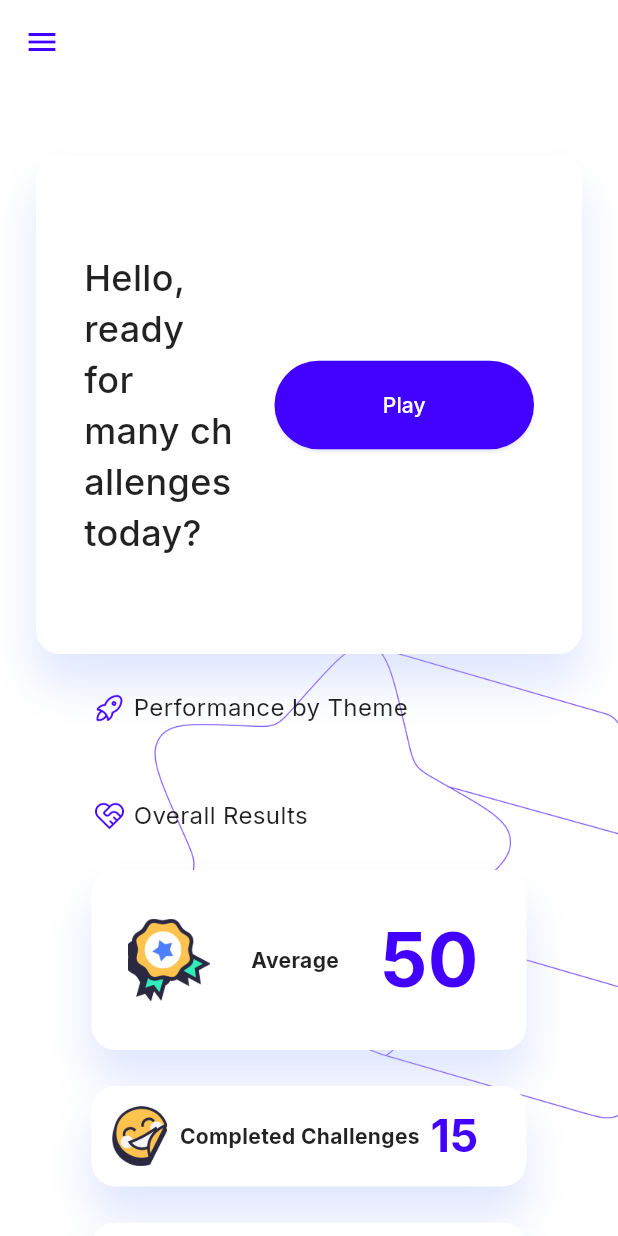
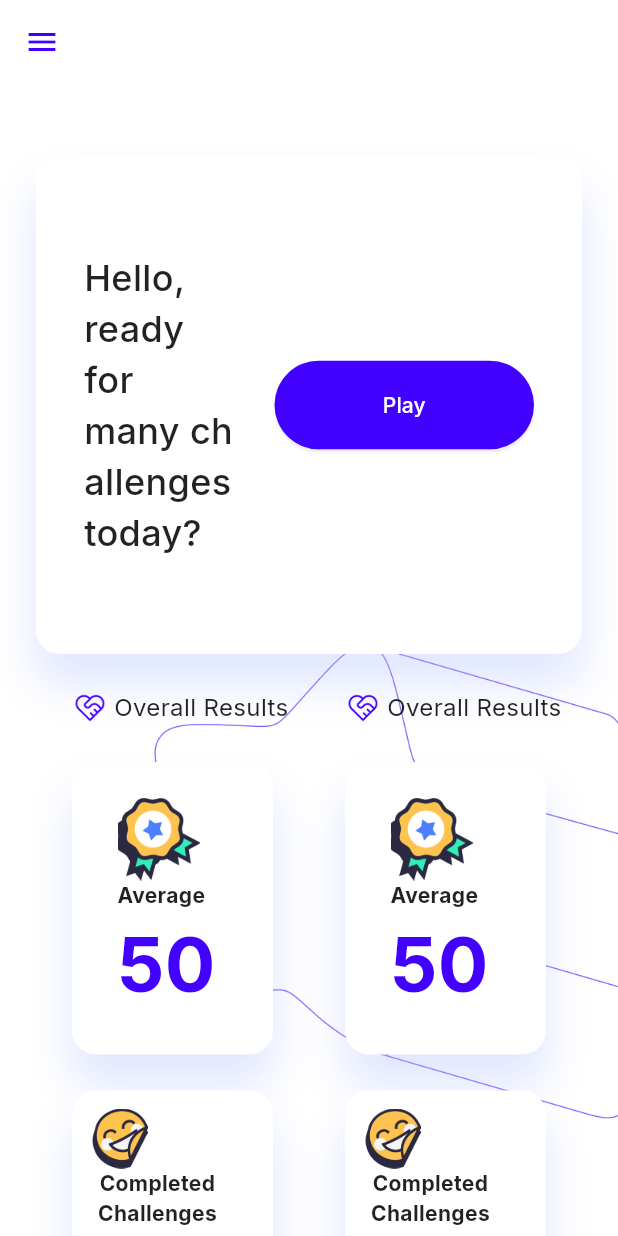
Before and after one commit to jhionan/ABC-Fun, a Flutter app: the screen it shows after launch, on a phone screen of 412 x 824 dp. Run offline on Flutter 3.47's test engine with Material 2 defaults, Android fonts, the phone set to English and light mode, and no system bars; our stand-ins replace audioplayers, auto_route, file_picker, firebase_core, firebase_crashlytics, flutter_bloc and 4 more; missing offline and left inert: dart:html, record; accounts and stored records are empty; generated files the repository leaves out were written again.

Commit message:
!refactor: update adaptative builder to show layout constraints

```diff
--- a/lib/core/utils/widgets/abc_scaffold.dart
+++ b/lib/core/utils/widgets/abc_scaffold.dart
@@ -9,12 +9,13 @@ class AbcScaffold extends StatelessWidget {
     required this.adaptativeBuilder,
   });
 
-  final Widget Function(BuildContext context, AdaptativeScreenType screenType) adaptativeBuilder;
+  final AdaptativeBuilder adaptativeBuilder;
 
   @override
   Widget build(BuildContext context) {
-    return SafeArea(child: AdaptativeScreenBuilder(
-      builder: (context, type) {
+    return Scaffold(body: SafeArea(
+      child: AdaptativeScreenBuilder(
+        builder: (context, type, _) {
           bool isHandset = type == AdaptativeScreenType.handset;
           return BackgroundWidget(
             child: SingleChildScrollView(
@@ -26,13 +27,18 @@ class AbcScaffold extends StatelessWidget {
                     constraints: BoxConstraints(
                       maxWidth: isHandset ? context.dimensions.max2ColumnsWidth / 2 : context.dimensions.max2ColumnsWidth,
                     ),
-                  child: adaptativeBuilder(context, type),
+                    child: LayoutBuilder(
+                      builder: (context, constraints) {
+                        return adaptativeBuilder(context, type, constraints);
+                      }
+                    ),
                   ),
                 ),
               ),
             ),
           );
         },
+      ),
     ));
   }
 }
--- a/lib/core/utils/widgets/abc_title_card.dart
+++ b/lib/core/utils/widgets/abc_title_card.dart
@@ -25,7 +25,7 @@ class AbcTitleCard extends StatelessWidget {
   @override
   Widget build(BuildContext context) {
     return AdaptativeScreenBuilder(
-      builder: (context, type) {
+      builder: (context, type, _) {
         bool isHandset = type == AdaptativeScreenType.handset;
         if (isHandset) {
           return AbcCard(
--- a/lib/core/utils/widgets/abc_title_widget.dart
+++ b/lib/core/utils/widgets/abc_title_widget.dart
@@ -59,7 +59,7 @@ class AbcTitleWidget extends StatelessWidget {
 
   @override
   Widget build(BuildContext context) {
-    return AdaptativeScreenBuilder(builder: (context, screenType) {
+    return AdaptativeScreenBuilder(builder: (context, screenType, _) {
       return Row(
         mainAxisAlignment: MainAxisAlignment.start,
         children: [
--- a/lib/core/utils/widgets/adaptative_screen_builder.dart
+++ b/lib/core/utils/widgets/adaptative_screen_builder.dart
@@ -4,6 +4,7 @@ import 'package:flutter/widgets.dart';
 typedef AdaptativeBuilder = Widget Function(
   BuildContext context,
   AdaptativeScreenType type,
+  BoxConstraints constraints,
 );
 
 enum AdaptativeScreenType {
@@ -35,9 +36,9 @@ class AdaptativeScreenBuilder extends StatelessWidget {
       builder: (context, constraints) {
         final double screenWidth = View.of(context).physicalSize.width;
         return switch (screenWidth) {
-          <= AdaptativeScreenType.handSetBreakpoint => builder(context, AdaptativeScreenType.handset),
-          <= AdaptativeScreenType.tabletBreakpoint => builder(context, AdaptativeScreenType.tablet),
-          _ => builder(context, AdaptativeScreenType.desktop)
+          <= AdaptativeScreenType.handSetBreakpoint => builder(context, AdaptativeScreenType.handset, constraints),
+          <= AdaptativeScreenType.tabletBreakpoint => builder(context, AdaptativeScreenType.tablet, constraints),
+          _ => builder(context, AdaptativeScreenType.desktop, constraints)
         };
       },
     );
--- a/lib/features/about/presentation/about_page.dart
+++ b/lib/features/about/presentation/about_page.dart
@@ -12,7 +12,7 @@ class AboutPage extends StatelessWidget {
   @override
   Widget build(BuildContext context) {
     return AbcScaffold(
-      adaptativeBuilder: (context, screenType) {
+      adaptativeBuilder: (context, screenType, _) {
         return Column(
           children: [
             AbcTitleCard(
--- a/lib/features/challenges/presentation/view/challenge_page.dart
+++ b/lib/features/challenges/presentation/view/challenge_page.dart
@@ -23,7 +23,7 @@ class ChallengePage extends StatelessWidget {
   Widget build(BuildContext context) {
     ChallengeBloc bloc = context.read<ChallengeBloc>();
     return AbcScaffold(
-      adaptativeBuilder: (context, type) {
+      adaptativeBuilder: (context, type, _) {
         return Column(
           children: [
             Align(
--- a/lib/features/challenges/presentation/view/create_new_challenge_page.dart
+++ b/lib/features/challenges/presentation/view/create_new_challenge_page.dart
@@ -2,6 +2,7 @@ import 'package:aba/core/images.dart';
 import 'package:aba/core/theme/abc_colors.dart';
 import 'package:aba/core/theme/dimensions.dart';
 import 'package:aba/core/utils/extensions/context_ext.dart';
+import 'package:aba/core/utils/helpers/path_provider_helper/path_provider_helper.dart';
 import 'package:aba/core/utils/widgets/abc_scaffold.dart';
 import 'package:aba/core/utils/widgets/abc_title_card.dart';
 import 'package:aba/core/utils/widgets/adaptative_screen_builder.dart';
@@ -11,6 +12,7 @@ import 'package:aba/features/widgets/abc_card.dart';
 import 'package:audioplayers/audioplayers.dart';
 import 'package:auto_route/auto_route.dart';
 import 'package:file_picker/file_picker.dart';
+import 'package:flutter/foundation.dart';
 import 'package:flutter/material.dart';
 import 'package:flutter_bloc/flutter_bloc.dart';
 import 'package:record/record.dart' as audio;
@@ -43,7 +45,7 @@ class _CreateNewChallengePageState extends State<CreateNewChallengePage> {
     ChallengeBloc bloc = context.read<ChallengeBloc>();
 
     return AbcScaffold(
-      adaptativeBuilder: (context, screenType) {
+      adaptativeBuilder: (context, screenType, _) {
         bool isHandset = screenType.isHandset;
 
         return Column(
@@ -219,7 +221,7 @@ class _RecordActionAudioState extends State<_RecordActionAudio> {
   @override
   Widget build(BuildContext context) {
     ChallengeBloc bloc = context.read<ChallengeBloc>();
-    return AdaptativeScreenBuilder(builder: (context, screenType) {
+    return AdaptativeScreenBuilder(builder: (context, screenType, _) {
       bool isHandset = screenType.isHandset;
       return Column(
         children: [
@@ -268,10 +270,10 @@ class _RecordActionAudioState extends State<_RecordActionAudio> {
           audioPath: audioPath,
         ),
       );
-      if(audioPath != null) {
-      AudioPlayer audioPlayer = AudioPlayer();
-      audioPlayer.play(DeviceFileSource(audioPath!),);
-
+      if (audioPath != null) {
+        bloc.add(CreateNewChallengeNewActionData(
+          audioPath: audioPath,
+        ));
       }
     }
   }
--- a/lib/features/dashboard/presentation/view/dashboard_page.dart
+++ b/lib/features/dashboard/presentation/view/dashboard_page.dart
@@ -1,7 +1,9 @@
+import 'dart:math';
+
+import 'package:aba/core/theme/dimensions.dart';
 import 'package:aba/core/utils/widgets/abc_scaffold.dart';
 import 'package:aba/core/utils/widgets/adaptative_screen_builder.dart';
 import 'package:aba/features/dashboard/presentation/view/widgets/play_card.dart';
-import 'package:aba/features/dashboard/presentation/view/widgets/report_widget.dart';
 import 'package:aba/features/dashboard/presentation/view/widgets/results_widget.dart';
 import 'package:aba/features/widgets/abc_divider.dart';
 import 'package:auto_route/annotations.dart';
@@ -15,8 +17,10 @@ class DashboardPage extends StatelessWidget {
   @override
   Widget build(BuildContext context) {
     return AbcScaffold(
-      adaptativeBuilder: (context, type) {
+      adaptativeBuilder: (context, type, constraints) {
         bool isHandset = type == AdaptativeScreenType.handset;
+        double maxElementWidth = min(constraints.maxWidth / 2, context.dimensions.max2ColumnsWidth / 2);
+
         return Column(
           crossAxisAlignment: CrossAxisAlignment.center,
           children: [
@@ -24,11 +28,16 @@ class DashboardPage extends StatelessWidget {
             const AbcMobileDivider(),
             Center(
               child: Wrap(
-                direction: isHandset ? Axis.vertical : Axis.horizontal,
+                crossAxisAlignment: WrapCrossAlignment.end,
+                alignment: WrapAlignment.spaceEvenly,
+                runAlignment: WrapAlignment.end,
                 children: [
-                  ReportWidget(),
+                  SizedBox(width: !isHandset ? maxElementWidth : null, child: const ResultsWidget()),
+                  // SizedBox(
+                  //   width: !isHandset ? maxElementWidth : null,
+                  //   child: ReportWidget()),
                   const AbcMobileDivider(),
-                  const ResultsWidget(),
+                  SizedBox(width: !isHandset ? maxElementWidth : null, child: const ResultsWidget()),
                 ],
               ),
             ),
--- a/lib/features/dashboard/presentation/view/widgets/play_card.dart
+++ b/lib/features/dashboard/presentation/view/widgets/play_card.dart
@@ -14,7 +14,7 @@ class PlayCard extends StatelessWidget {
   Widget build(BuildContext context) {
     return AbcCard(
       padding: const EdgeInsets.symmetric(horizontal: 32, vertical: 64),
-      child: AdaptativeScreenBuilder(builder: (context, type) {
+      child: AdaptativeScreenBuilder(builder: (context, type, _) {
         Text playCard = Text(
           AppLocalizations.of(context).playCardDescription,
           style: const TextStyle(
--- a/lib/features/dashboard/presentation/view/widgets/result_card.dart
+++ b/lib/features/dashboard/presentation/view/widgets/result_card.dart
@@ -25,12 +25,18 @@ class ResultCard extends StatelessWidget {
   Widget build(BuildContext context) {
     return AbcCard(
       padding: EdgeInsets.only(
-        top: getMarginByType(context),
-        bottom: getMarginByType(context),
-        left: getMarginByType(context),
+        top: getPaddingByType(context),
+        bottom: getPaddingByType(context),
+        left: getPaddingByType(context),
         right: 32,
       ),
-      child: Row(
+      child: Column(
+        children: [
+          const SizedBox(
+            width: double.infinity,
+          ),
+          Wrap(
+            crossAxisAlignment: WrapCrossAlignment.center,
             children: [
               Image.asset(
                 imageUrl,
@@ -39,16 +45,14 @@ class ResultCard extends StatelessWidget {
                 fit: BoxFit.fitHeight,
               ),
               const SizedBox(
-            width: 4,
+                width: 8,
               ),
-          Expanded(
-            child: Text(
+              Text(
                 text,
                 style: const TextStyle(
                   fontWeight: FontWeight.w700,
                 ),
                 textAlign: TextAlign.center,
-            ),
               ),
               const SizedBox(
                 width: 4,
@@ -63,6 +67,8 @@ class ResultCard extends StatelessWidget {
               ),
             ],
           ),
+        ],
+      ),
     );
   }
 
@@ -74,7 +80,7 @@ class ResultCard extends StatelessWidget {
     return switch (type) { ResultCardType.large => 55.0, ResultCardType.standard => 40.0 };
   }
 
-  double getMarginByType(BuildContext context) {
+  double getPaddingByType(BuildContext context) {
     return switch (type) {
       ResultCardType.large => context.dimensions.hMargin,
       ResultCardType.standard => context.dimensions.hMargin / 2
--- a/lib/features/dashboard/presentation/view/widgets/results_widget.dart
+++ b/lib/features/dashboard/presentation/view/widgets/results_widget.dart
@@ -13,13 +13,10 @@ class ResultsWidget extends StatelessWidget {
   Widget build(BuildContext context) {
     TotalActionResults totalActionResults =
         TotalActionResults(averangeCorrect: 50, totalShown: 15, completedRounds: 10);
-    return ConstrainedBox(
-      constraints: BoxConstraints(
-        maxWidth: context.dimensions.maxHorizontalWidth,
-      ),
-      child: Padding(
+    return Padding(
       padding: EdgeInsets.symmetric(horizontal: context.dimensions.hMargin, vertical: context.dimensions.vMargin),
       child: Column(
+        crossAxisAlignment: CrossAxisAlignment.start,
         children: [
           AbcTitleWidget.small(
             imageUrl: Images.supportIcon,
@@ -52,7 +49,6 @@ class ResultsWidget extends StatelessWidget {
           ),
         ],
       ),
-      ),
     );
   }
 }
--- a/lib/features/menu/view/menu_page.dart
+++ b/lib/features/menu/view/menu_page.dart
@@ -37,7 +37,7 @@ class MenuPage extends StatefulWidget {
 class _MenuPageState extends State<MenuPage> {
   @override
   Widget build(BuildContext context) {
-    return AdaptativeScreenBuilder(builder: (context, type) {
+    return AdaptativeScreenBuilder(builder: (context, type, _) {
       return Scaffold(
         extendBodyBehindAppBar: true,
         appBar: AppBar(
@@ -71,6 +71,7 @@ class _MenuPageState extends State<MenuPage> {
         context.router.pop();
         context.router.replace(const ChallengeProviderRoute());
       case MenuSelectedPage.about:
+       context.router.pop();
         context.router.replace(const AboutRoute());
       case MenuSelectedPage.accountSync:
     }
--- a/lib/features/widgets/abc_divider.dart
+++ b/lib/features/widgets/abc_divider.dart
@@ -7,7 +7,7 @@ class AbcMobileDivider extends StatelessWidget {
 
   @override
   Widget build(BuildContext context) {
-    return AdaptativeScreenBuilder(builder: (context, type) {
+    return AdaptativeScreenBuilder(builder: (context, type, _) {
       if (type.isHandset) {
         return Padding(
           padding: EdgeInsets.all(context.dimensions.hMargin),
--- a/lib/main.dart
+++ b/lib/main.dart
@@ -42,7 +42,7 @@ class MyApp extends StatelessWidget {
   @override
   Widget build(BuildContext context) {
     final appRouter = provider.read<AbcRouter>(Providers.appRouter);
-    return AdaptativeScreenBuilder(builder: (context, type) {
+    return AdaptativeScreenBuilder(builder: (context, type, _) {
       return DimensionsProvider(
         dimensions: switch (type) {
           AdaptativeScreenType.handset => Dimensions.handSet(),
```
Lines whose indentation alone changed are shown as unchanged.
